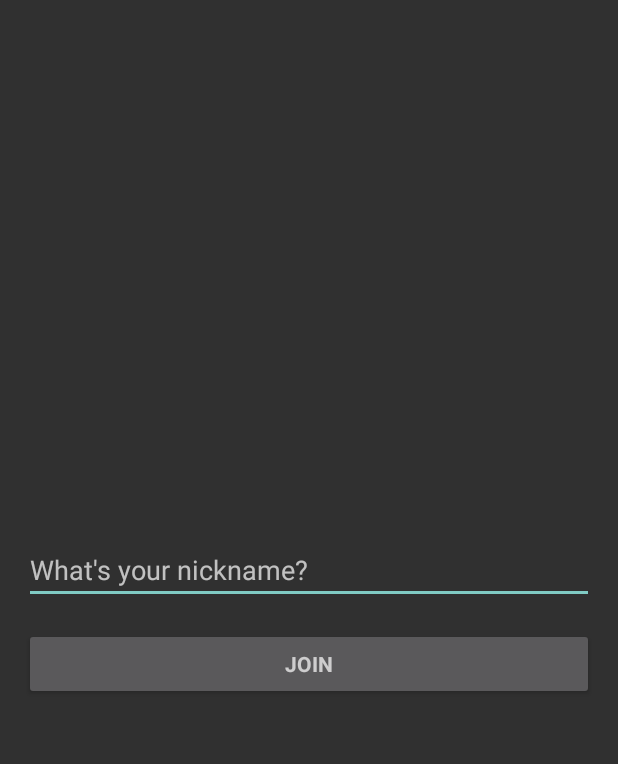
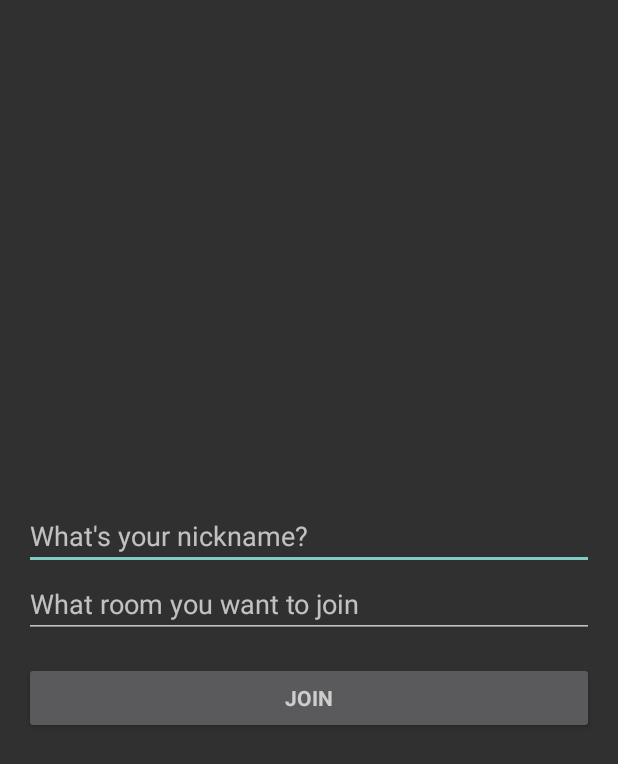
Before and after one commit to yuchenhecs/geolive, an Android app: the screen it shows after launch (LoginActivity), on a phone screen of 412 x 824 dp. Shown: the top 764 px of the screen. Run offline under Robolectric (Android 15) with nearby library versions, the phone set to English and light mode, and no system bars; libraries missing offline, so code that uses them is left out: io.socket.client, io.socket.emitter; 11 statements that could not run were skipped.

Commit message:
add room function

```diff
--- a/socket.io-android-chat-master/app/build.gradle
+++ b/socket.io-android-chat-master/app/build.gradle
@@ -37,4 +37,5 @@ dependencies {
     compile 'com.android.support:appcompat-v7:21.0.+'
     compile 'com.android.support:recyclerview-v7:21.0.+'
     compile 'io.socket:socket.io-client:0.6.1'
+    compile 'com.googlecode.json-simple:json-simple:1.1'
 }
--- a/socket.io-android-chat-master/app/src/main/java/com/github/nkzawa/socketio/androidchat/Constants.java
+++ b/socket.io-android-chat-master/app/src/main/java/com/github/nkzawa/socketio/androidchat/Constants.java
@@ -1,5 +1,5 @@
 package com.github.nkzawa.socketio.androidchat;
 
 public class Constants {
-    public static final String CHAT_SERVER_URL = "http://172.17.147.65:3000";
+    public static final String CHAT_SERVER_URL = "http://52.8.236.54:3000";
 }
--- a/socket.io-android-chat-master/app/src/main/res/layout/activity_login.xml
+++ b/socket.io-android-chat-master/app/src/main/res/layout/activity_login.xml
@@ -27,14 +27,21 @@
                 android:maxLength="14"
                 android:maxLines="1"
                 android:singleLine="true"/>
-        <Button
+
+            <EditText
+                android:layout_width="match_parent"
+                android:layout_height="wrap_content"
+                android:id="@+id/roomid_input"
+                android:hint="@string/prompt_roomid" />
+
+            <Button
                 android:id="@+id/sign_in_button"
                 style="?android:textAppearanceSmall"
                 android:layout_width="match_parent"
                 android:layout_height="wrap_content"
                 android:layout_marginTop="16dp"
                 android:text="@string/action_sign_in"
-                android:textStyle="bold"/>
+                android:textStyle="bold" />
 
     </LinearLayout>
 </ScrollView>
--- a/socket.io-android-chat-master/app/src/main/res/layout/activity_main.xml
+++ b/socket.io-android-chat-master/app/src/main/res/layout/activity_main.xml
@@ -9,5 +9,6 @@
     <fragment
             class="com.github.nkzawa.socketio.androidchat.MainFragment"
             android:layout_width="match_parent"
-            android:layout_height="match_parent"/>
+            android:layout_height="match_parent"
+        tools:layout="@layout/activity_login" />
 </FrameLayout>
--- a/socket.io-android-chat-master/app/src/main/res/values/strings_activity_login.xml
+++ b/socket.io-android-chat-master/app/src/main/res/values/strings_activity_login.xml
@@ -7,4 +7,7 @@
     <string name="action_sign_in_short">Join</string>
 
     <string name="error_field_required">This field is required</string>
+
+    <string name="prompt_roomid">What room you want to join</string>
+
 </resources>
```
Also changed, not shown: socket.io-android-chat-master/app/src/main/java/com/github/nkzawa/socketio/androidchat/LoginActivity.java (+23 -4 lines), 1 other file.
